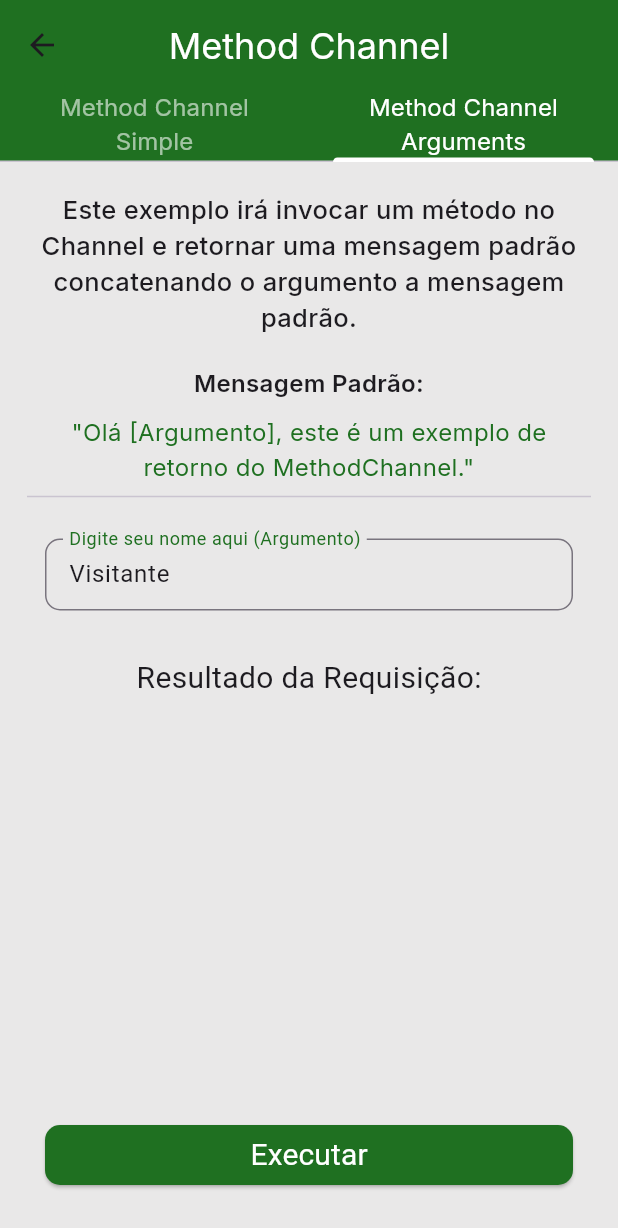
After one commit to claudneysessa/flutter_platform_channel, a Flutter app: the MethodChannelView screen opened directly, tab 2 chosen, on a phone screen of 412 x 824 dp. The commit adds this screen. Shown: the top 1228 px of the screen. Run offline on Flutter 3.47's test engine with Material 3 defaults, Android fonts, the phone set to English and light mode, and no system bars; our stand-ins replace google_fonts.

Commit message:
Refactory das telas do exemplo de MethodChannel

```diff
--- /dev/null
+++ b/lib/presentation/views/method_channel/method_channel_arguments/method_channel_arguments_controller.dart
@@ -0,0 +1,12 @@
+import 'package:flutter/foundation.dart';
+import 'package:flutter/material.dart';
+
+import '../../../../infrastructure/services/channels/exempo_method_channel_service.dart';
+
+class MethodChannelArgumentsController extends ChangeNotifier {
+  ExemploMethodChannelService service = ExemploMethodChannelService();
+
+  String channelResult = '';
+  TextEditingController textEditingController =
+      TextEditingController(text: 'Visitante');
+}
--- /dev/null
+++ b/lib/presentation/views/method_channel/method_channel_arguments/method_channel_arguments_view.dart
@@ -0,0 +1,159 @@
+import 'package:flutter/material.dart';
+import 'package:flutter_channel/presentation/views/method_channel/method_channel_arguments/method_channel_arguments_controller.dart';
+
+import 'package:google_fonts/google_fonts.dart';
+
+import '../../../../commons/style/application_colors.dart';
+
+class MethodChannelArgumentsView extends StatefulWidget {
+  const MethodChannelArgumentsView({super.key});
+
+  @override
+  MethodChannelArgumentsViewState createState() =>
+      MethodChannelArgumentsViewState();
+}
+
+class MethodChannelArgumentsViewState
+    extends State<MethodChannelArgumentsView> {
+  MethodChannelArgumentsController controller =
+      MethodChannelArgumentsController();
+
+  @override
+  Widget build(BuildContext context) {
+    return Scaffold(
+      backgroundColor: ApplicationColors().background[10],
+      body: Padding(
+        padding: const EdgeInsets.all(10),
+        child: Column(
+          mainAxisAlignment: MainAxisAlignment.center,
+          crossAxisAlignment: CrossAxisAlignment.stretch,
+          children: <Widget>[
+            Expanded(
+              child: Column(
+                mainAxisAlignment: MainAxisAlignment.center,
+                children: <Widget>[
+                  Padding(
+                    padding: const EdgeInsets.all(10),
+                    child: Center(
+                      child: Text(
+                        'Este exemplo irá invocar um método no Channel e retornar uma mensagem padrão concatenando o argumento a mensagem padrão.',
+                        textAlign: TextAlign.center,
+                        maxLines: 5,
+                        softWrap: true,
+                        style: GoogleFonts.inter(
+                          fontSize: 17,
+                          fontWeight: FontWeight.w500,
+                        ),
+                      ),
+                    ),
+                  ),
+                  Padding(
+                    padding: const EdgeInsets.all(10),
+                    child: Center(
+                      child: Text(
+                        'Mensagem Padrão:',
+                        textAlign: TextAlign.center,
+                        maxLines: 5,
+                        softWrap: true,
+                        style: GoogleFonts.inter(
+                          fontSize: 16.0,
+                          fontWeight: FontWeight.w600,
+                        ),
+                      ),
+                    ),
+                  ),
+                  Padding(
+                    padding: const EdgeInsets.fromLTRB(10, 0, 10, 0),
+                    child: Center(
+                      child: Text(
+                        '"Olá [Argumento], este é um exemplo de retorno do MethodChannel."',
+                        textAlign: TextAlign.center,
+                        maxLines: 5,
+                        softWrap: true,
+                        style: GoogleFonts.inter(
+                          fontSize: 16.0,
+                          fontWeight: FontWeight.w400,
+                          color: ApplicationColors().primaryColor,
+                        ),
+                      ),
+                    ),
+                  ),
+                  Padding(
+                    padding: const EdgeInsets.fromLTRB(8, 0, 8, 0),
+                    child: Divider(),
+                  ),
+                  Padding(
+                    padding: const EdgeInsets.fromLTRB(20, 20, 20, 20),
+                    child: TextField(
+                      controller: controller.textEditingController,
+                      decoration: InputDecoration(
+                        labelText: 'Digite seu nome aqui (Argumento)',
+                        labelStyle: TextStyle(
+                          color: ApplicationColors().primaryColor,
+                        ),
+                        isDense: true,
+                        border: OutlineInputBorder(
+                          borderRadius: BorderRadius.circular(10),
+                        ),
+                      ),
+                    ),
+                  ),
+                  SizedBox(
+                    height: 50,
+                    child: Center(
+                      child: Text(
+                        'Resultado da Requisição:',
+                        style: TextStyle(
+                          fontSize: 20.0,
+                        ),
+                      ),
+                    ),
+                  ),
+                  Expanded(
+                    child: Text(
+                      controller.channelResult,
+                      textAlign: TextAlign.center,
+                      style: TextStyle(
+                        fontSize: 16.0,
+                      ),
+                    ),
+                  ),
+                ],
+              ),
+            ),
+            Padding(
+              padding: const EdgeInsets.fromLTRB(20, 20, 20, 20),
+              child: ElevatedButton(
+                style: ButtonStyle(
+                  backgroundColor: MaterialStateColor.resolveWith(
+                    (states) => ApplicationColors().primaryColor,
+                  ),
+                  shape: MaterialStateProperty.all<RoundedRectangleBorder>(
+                    RoundedRectangleBorder(
+                      borderRadius: BorderRadius.circular(10.0),
+                    ),
+                  ),
+                ),
+                onPressed: () async {
+                  controller.channelResult = await controller.service
+                      .callSimpleMethodChannelWithParams(
+                    param: controller.textEditingController.text,
+                  );
+                  setState(() {});
+                },
+                child: Text(
+                  'Executar',
+                  style: TextStyle(
+                    fontSize: 20,
+                    fontWeight: FontWeight.w400,
+                    color: ApplicationColors().branco,
+                  ),
+                ),
+              ),
+            ),
+          ],
+        ),
+      ),
+    );
+  }
+}
--- a/lib/presentation/views/method_channel/method_channel_view.dart
+++ b/lib/presentation/views/method_channel/method_channel_view.dart
@@ -1,55 +1,67 @@
 import 'package:flutter/material.dart';
+import 'package:flutter_channel/commons/components/custom_appbar.dart';
+import 'package:flutter_channel/presentation/views/method_channel/method_channel_arguments/method_channel_arguments_view.dart';
+import 'package:flutter_channel/presentation/views/method_channel/method_channel_simple/method_channel_simple_view.dart';
+import 'package:google_fonts/google_fonts.dart';
 
-import '../../../infrastructure/services/channels/exempo_method_channel_service.dart'; // import for method channel
+import '../../../commons/style/application_colors.dart';
 
-class MethodChannelWidget extends StatefulWidget {
-  const MethodChannelWidget({super.key});
+class MethodChannelView extends StatefulWidget {
+  const MethodChannelView({super.key});
 
   @override
-  MethodChannelWidgetState createState() => MethodChannelWidgetState();
+  MethodChannelViewState createState() => MethodChannelViewState();
 }
 
-class MethodChannelWidgetState extends State<MethodChannelWidget> {
-  var exemploMethodChannelService = ExemploMethodChannelService();
-  late String _result = '';
-  late String nameRequest;
-
+class MethodChannelViewState extends State<MethodChannelView> {
   @override
   Widget build(BuildContext context) {
-    return Scaffold(
-      appBar: AppBar(
-        title: const Text('Method Channel'),
-        centerTitle: true,
-      ),
-      body: Center(
-        child: Column(
-          mainAxisAlignment: MainAxisAlignment.center,
-          children: <Widget>[
-            Column(
-              mainAxisAlignment: MainAxisAlignment.center,
-              children: <Widget>[
-                const Text(
-                  'Method Chaneel Result:',
-                ),
-                Text(
-                  _result,
-                ),
-              ],
+    return DefaultTabController(
+      length: 2,
+      child: Scaffold(
+        appBar: customAppBar(
+          context: context,
+          title: 'Method Channel',
+          toolbarHeight: 60,
+          centerTitle: true,
+          bottom: TabBar(
+            labelColor: ApplicationColors().branco,
+            labelStyle: GoogleFonts.inter(
+              fontWeight: FontWeight.w400,
+              fontSize: 16,
             ),
-            Padding(
-              padding: const EdgeInsets.all(8.0),
-              child: SizedBox(
-                height: 50,
-                width: 300,
-                child: ElevatedButton(
-                  onPressed: () async {
-                    _result = await exemploMethodChannelService.callSimpleMethodChannel();
-                    setState(() {});
-                  },
-                  child: const Text('Call Method Channel'),
+            tabAlignment: TabAlignment.fill,
+            unselectedLabelColor: ApplicationColors().branco.withAlpha(150),
+            indicatorColor: ApplicationColors().branco,
+            tabs: [
+              Tab(
+                child: Text(
+                  'Method Channel Simple',
+                  textAlign: TextAlign.center,
+                  style: GoogleFonts.inter(
+                    fontWeight: FontWeight.w400,
+                    fontSize: 16,
+                  ),
                 ),
               ),
-            ),
+              Tab(
+                child: Text(
+                  'Method Channel Arguments',
+                  textAlign: TextAlign.center,
+                  style: GoogleFonts.inter(
+                    fontWeight: FontWeight.w400,
+                    fontSize: 16,
+                  ),
+                ),
+              ),
+            ],
+          ),
+        ),
+        backgroundColor: ApplicationColors().background[10],
+        body: TabBarView(
+          children: [
+            MethodChannelSimpleView(),
+            MethodChannelArgumentsView(),
           ],
         ),
       ),
```
Also changed, not shown: lib/presentation/views/method_channel/method_channel_parameter_view.dart (deleted, +0 -82 lines), lib/presentation/views/method_channel/method_channel_simple/method_channel_simple_controller.dart (added, +7 -0 lines), lib/presentation/views/method_channel/method_channel_simple/method_channel_simple_view.dart (added, +137 -0 lines).
